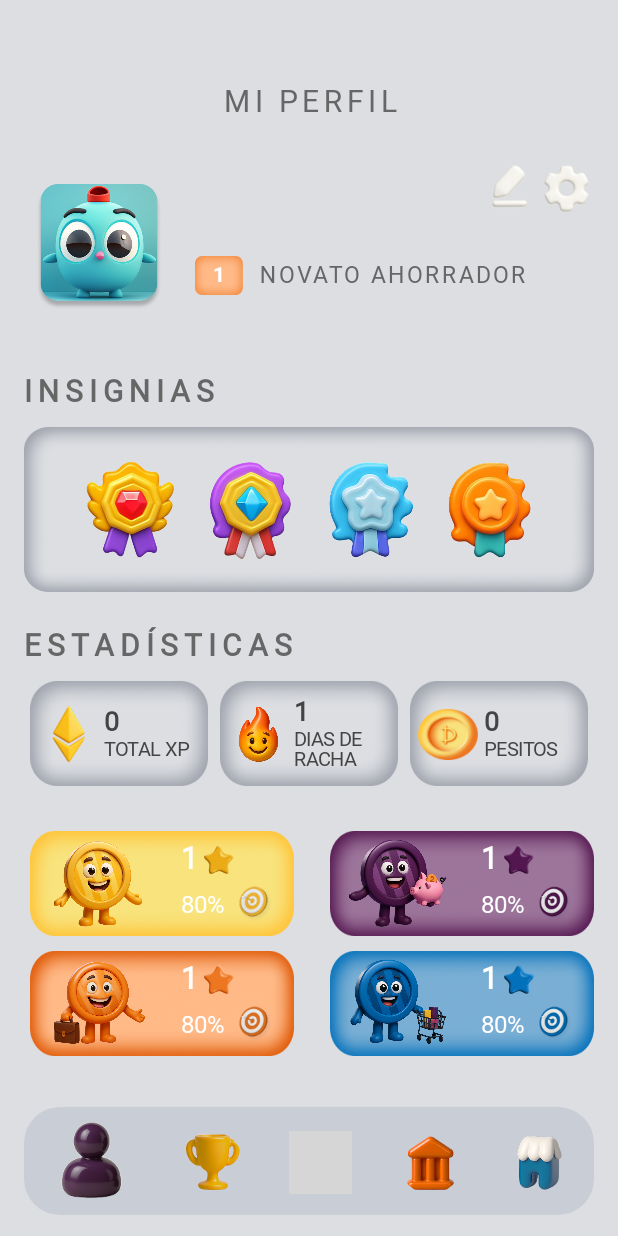
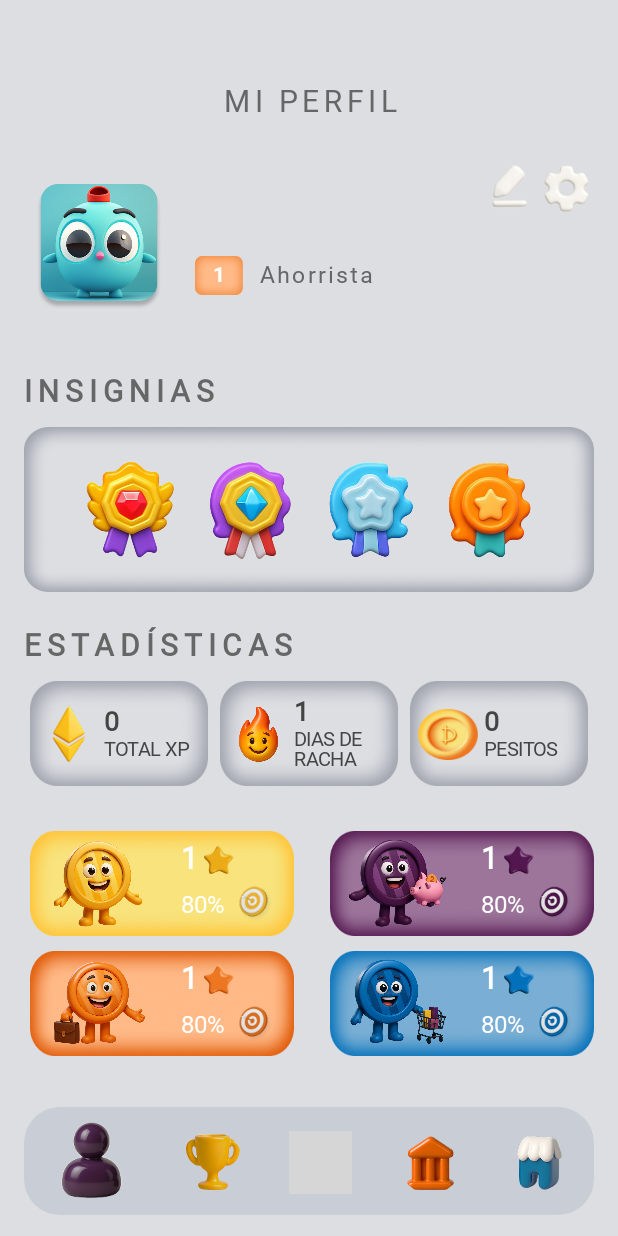
Before and after one commit to Estebannn8/FinanKids, an Android app built with Jetpack Compose: the ProfileScreen screen opened through its navigation route, on a phone screen of 412 x 824 dp. Run offline under Robolectric (Android 15) with nearby library versions, the phone set to English and light mode, and no system bars; our stand-ins replace Firebase (no records; nobody signed in at launch, a user with empty details on screens opened directly); Roboto replaces fonts that are not available here; grey boxes are pictures that could not be loaded.

Commit message:
Añadir función para obtener el título por nivel

```diff
--- a/app/src/main/java/com/universidad/finankids/ui/ProfileScreen.kt
+++ b/app/src/main/java/com/universidad/finankids/ui/ProfileScreen.kt
@@ -73,6 +73,18 @@ fun ProfileScreen(
     // Estados observables
     val userState by userViewModel.state.collectAsState()
     val avatarState by avataresViewModel.state.collectAsState()
+
+    // Función para obtener el título según el nivel
+    fun obtenerTituloNivel(nivel: Int): String {
+        return when {
+            nivel < 10 -> "Ahorrista"
+            nivel < 20 -> "Explorador"
+            nivel < 30 -> "Guardián del Oro"
+            nivel < 40 -> "Maestro Cash"
+            nivel < 50 -> "Leyenda $"
+            else -> "Gran Sabio $"
+        }
+    }
 
     // Lanzar carga de datos al entrar a la pantalla
     LaunchedEffect(Unit) {
@@ -268,7 +280,7 @@ fun ProfileScreen(
 
                         // --- Titulo de nivel ---
                         Text(
-                            text = "NOVATO AHORRADOR",
+                            text = obtenerTituloNivel(userState.nivel),
                             modifier = Modifier
                                 .padding(start = 10.dp),
                             style = TextStyle(
```
